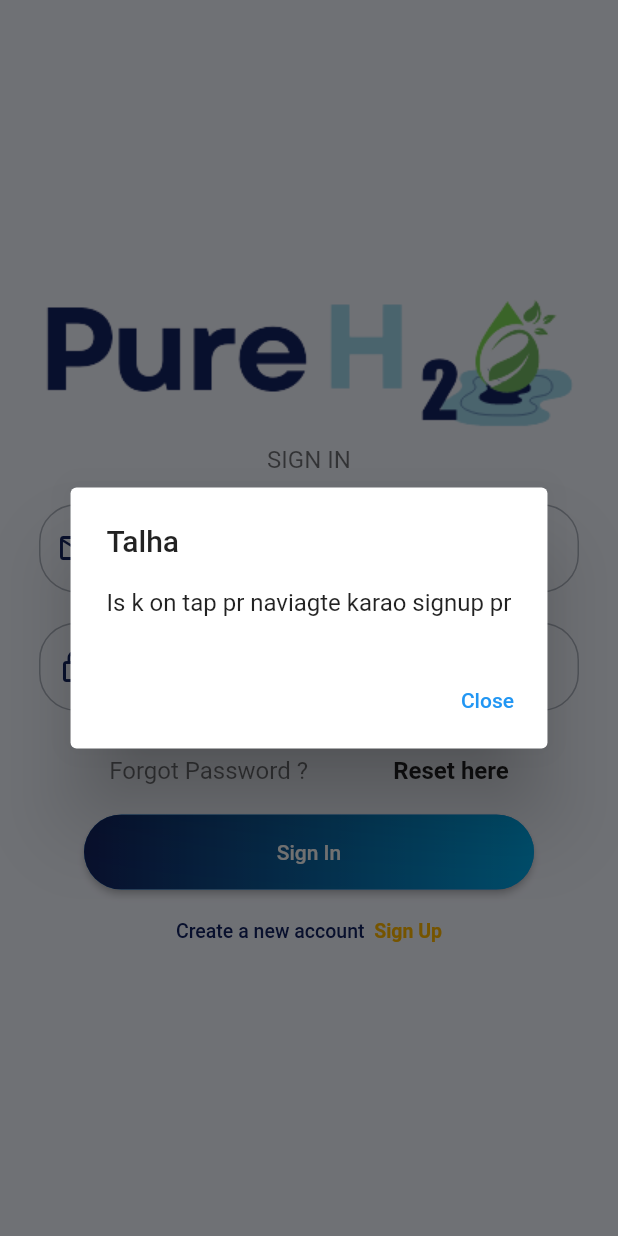
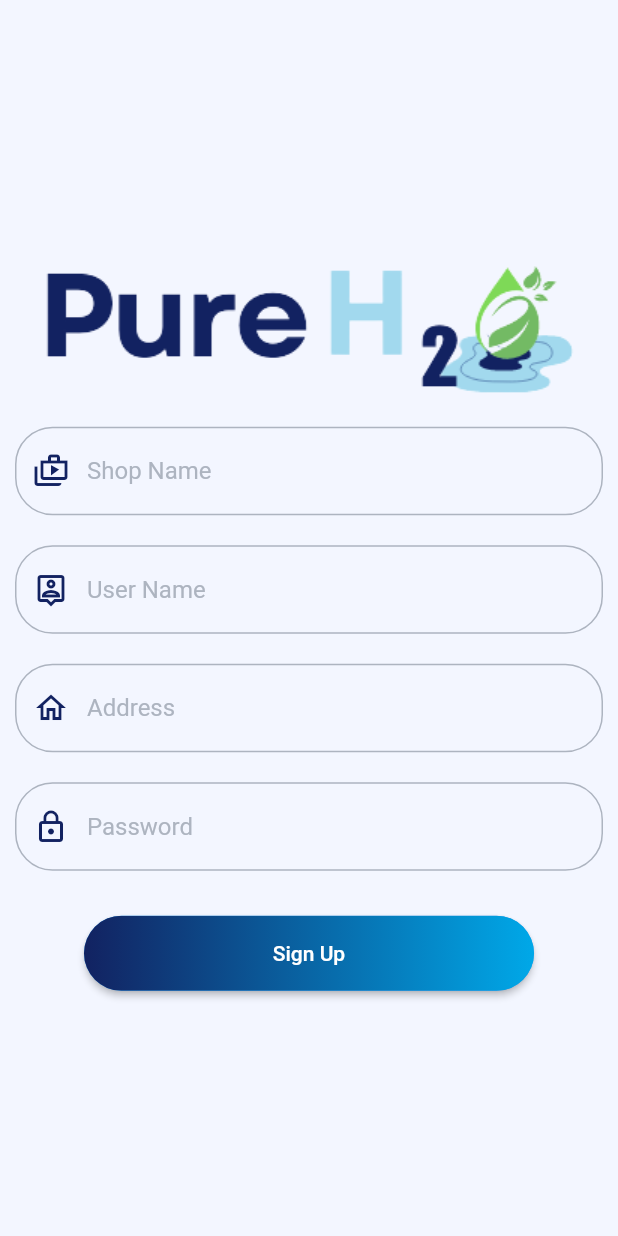
Before and after one commit to talha261/FYP-PureH2O, a Flutter app: the screen it shows after launch, after a tap on "Sign Up", on a phone screen of 412 x 824 dp. Run offline on Flutter 3.47's test engine with Material 2 defaults, Android fonts, the phone set to English and light mode, and no system bars; Roboto replaces fonts that are missing (Garet-Book, Poppins400, Poppins600).

Commit message:
registration form

```diff
--- a/lib/Screeens/Auth/login.dart
+++ b/lib/Screeens/Auth/login.dart
@@ -1,4 +1,5 @@
 import 'package:flutter/material.dart';
+import 'package:pureh20/Screeens/Auth/registration.dart';
 import 'package:pureh20/Widgets/CustomButtom.dart';
 import 'package:pureh20/Widgets/TextInput.dart';
 import 'package:pureh20/Screeens/Shop/DashBoard.dart';
@@ -63,10 +64,11 @@ class _loginState extends State<login> {
               // ),
               //Email Text Input
               CustomTextInput(
-                  controller: nameController,
-                  hintText: "Email",
-                  prefixIcon: Icons.email_outlined,
-                  icon: true),
+                controller: nameController,
+                hintText: "Email",
+                prefixIcon: Icons.email_outlined,
+                icon: true,
+              ),
               //Password Text Input
               CustomTextInput(
                 controller: passwordController,
@@ -163,37 +165,21 @@ class _loginState extends State<login> {
                         color: AppColors.buttonColor,
                         fontFamily: "Garet-Book",
                         fontWeight: FontWeight.w500,
-                        fontSize: 13,
+                        fontSize: 15,
                       ),
                     ),
-                    InkWell(
-                      onTap: () => showDialog(
-                        context: context,
-                        builder: (BuildContext context) {
-                          return AlertDialog(
-                            title: const Text('Talha'),
-                            content: const Text(
-                                'Is k on tap pr naviagte karao signup pr'),
-                            actions: [
-                              TextButton(
-                                child: Text('Close'),
-                                onPressed: () {
-                                  Navigator.of(context).pop();
-                                },
-                              ),
-                            ],
-                          );
-                        },
+                    TextButton(
+                      child: const Text(
+                        'Sign Up',
+                        style:
+                            TextStyle(fontSize: 20, color: Color(0xffFFB800)),
                       ),
-                      child: const Text(
-                        "Sign Up",
-                        style: TextStyle(
-                          fontFamily: "Garet-Book",
-                          fontSize: 13,
-                          fontWeight: FontWeight.bold,
-                          color: Color(0xffFFB800),
-                        ),
-                      ),
+                      onPressed: () {
+                        Navigator.push(
+                            context,
+                            MaterialPageRoute(
+                                builder: (context) => registration()));
+                      },
                     )
                   ],
                 ),
--- /dev/null
+++ b/lib/Screeens/Auth/registration.dart
@@ -0,0 +1,75 @@
+import 'package:flutter/material.dart';
+import 'package:pureh20/Widgets/CustomButtom.dart';
+
+import '../../Utils/Colors.dart';
+import '../../Widgets/TextInput.dart';
+
+class registration extends StatefulWidget {
+  const registration({super.key});
+
+  @override
+  State<registration> createState() => _registrationState();
+}
+
+class _registrationState extends State<registration> {
+  TextEditingController nameController = TextEditingController();
+  TextEditingController passwordController = TextEditingController();
+  @override
+  Widget build(BuildContext context) {
+    return Scaffold(
+        resizeToAvoidBottomInset: false,
+        backgroundColor: AppColors.backgroundColor,
+        body: Center(
+          child: Column(
+              mainAxisAlignment: MainAxisAlignment.center,
+              children: <Widget>[
+                Container(
+                    alignment: Alignment.center,
+                    padding: const EdgeInsets.all(10),
+                    child: Image.asset(
+                      'assets/images/logo.png',
+                      fit: BoxFit.cover,
+                    )),
+                CustomTextInput(
+                  controller: nameController,
+                  hintText: "Shop Name",
+                  prefixIcon: Icons.shop_two_outlined,
+                  icon: true,
+                ),
+                // Container(
+                //   padding: const EdgeInsets.all(10),
+                //   child: TextField(
+                //     decoration: InputDecoration(
+                //       border: OutlineInputBorder(
+                //         borderRadius: BorderRadius.circular(20.0),
+                //       ),
+                //       labelText: 'Shop Name',
+                //     ),
+                //   ),
+                // ),
+                CustomTextInput(
+                  controller: nameController,
+                  hintText: "User Name",
+                  prefixIcon: Icons.location_history_outlined,
+                  icon: true,
+                ),
+                CustomTextInput(
+                  controller: nameController,
+                  hintText: "Address",
+                  prefixIcon: Icons.home_outlined,
+                  icon: true,
+                ),
+                CustomTextInput(
+                  controller: nameController,
+                  hintText: "Password",
+                  prefixIcon: Icons.lock_outline,
+                  icon: true,
+                ),
+                SizedBox(
+                  height: 20,
+                ),
+                CustomButton(text: "Sign Up", onPressed: () {})
+              ]),
+        ));
+  }
+}
--- a/lib/splash.dart
+++ b/lib/splash.dart
@@ -1,6 +1,7 @@
 import 'package:flutter/material.dart';
 
 import 'Screeens/Auth/login.dart';
+import 'Utils/Colors.dart';
 
 class Splash extends StatefulWidget {
   const Splash({super.key});
@@ -24,12 +25,12 @@ class _SplashState extends State<Splash> {
 
   Widget build(BuildContext context) {
     return Scaffold(
-      backgroundColor: Color.fromRGBO(1, 84, 134, 100),
+      backgroundColor: AppColors.backgroundColor,
       body: Center(
         child: Container(
             padding: const EdgeInsets.all(10.0),
             child: Image.asset(
-              'images/logo.png',
+              'assets/images/logo.png',
               fit: BoxFit.cover,
             )),
       ),
```
Also changed, not shown: pubspec.lock.
